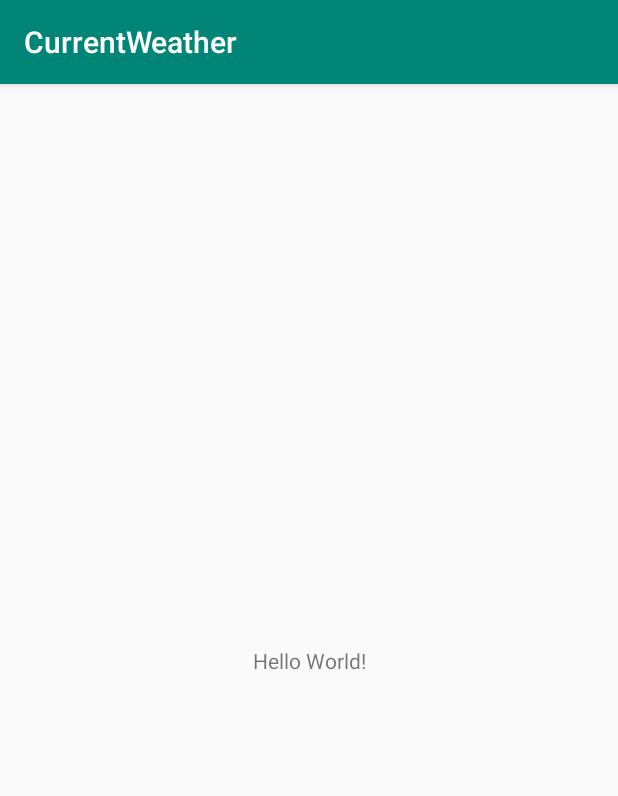
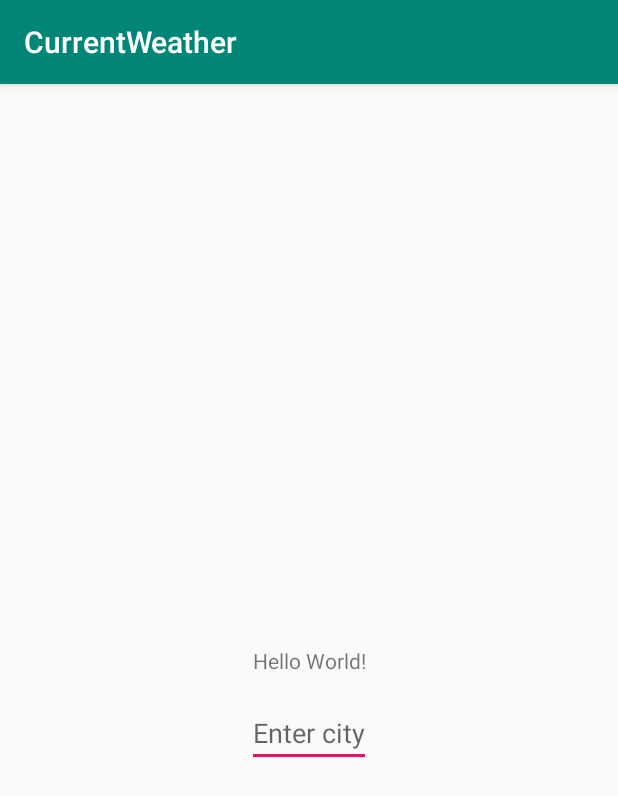
Before and after one commit to Arya-Domina/CurrentWeather, an Android app: the screen it shows after launch (MainActivity), on a phone screen of 412 x 824 dp. Shown: the top 796 px of the screen. Run offline under Robolectric (Android 15) with nearby library versions, the phone set to English and light mode, and no system bars; 4 statements that could not run were skipped.

Commit message:
MainViewModel.

```diff
--- a/app/src/main/java/com/example/currentweather/KoinModule.kt
+++ b/app/src/main/java/com/example/currentweather/KoinModule.kt
@@ -6,6 +6,7 @@ import com.example.currentweather.repository.WeatherRepository
 import com.example.currentweather.rest.Client
 import com.example.currentweather.util.PreferenceHelper
 import org.koin.android.ext.koin.androidContext
+import org.koin.androidx.viewmodel.dsl.viewModel
 import org.koin.dsl.module
 
 val koinModule = module {
@@ -16,4 +17,6 @@ val koinModule = module {
     single { PreferenceHelper(androidContext()) }
     single { Client().getApi() }
 
+    viewModel { MainViewModel(get()) }
+
 }
--- a/app/src/main/java/com/example/currentweather/MainActivity.kt
+++ b/app/src/main/java/com/example/currentweather/MainActivity.kt
@@ -1,31 +1,51 @@
 package com.example.currentweather
 
 import android.os.Bundle
+import android.view.KeyEvent
 import androidx.appcompat.app.AppCompatActivity
-import com.example.currentweather.models.Params
-import com.example.currentweather.repository.WeatherRepository
+import androidx.lifecycle.Observer
 import com.example.currentweather.util.Logger
-import io.reactivex.disposables.Disposable
-import org.koin.android.ext.android.inject
+import kotlinx.android.synthetic.main.activity_main.*
+import org.koin.androidx.viewmodel.ext.android.viewModel
 
 class MainActivity : AppCompatActivity() {
 
-    private val weatherRepository: WeatherRepository by inject()
-    private var d: Disposable? = null
+    private val mainViewModel: MainViewModel by viewModel()
 
     override fun onCreate(savedInstanceState: Bundle?) {
         super.onCreate(savedInstanceState)
         setContentView(R.layout.activity_main)
-        d = weatherRepository.getCurrentWeather(Pair(Params.CityName, null))
-            .subscribe({
-                Logger.log("MainActivity", "it: $it")
-            }, {
-                Logger.log("MainActivity", "err", it)
-            })
+
+        subscribe()
+        setListeners()
     }
 
     override fun onDestroy() {
+        mainViewModel.onDestroy()
         super.onDestroy()
-        d?.dispose()
     }
+
+    private fun subscribe() {
+        mainViewModel.weatherData.observe(this, Observer {
+            Logger.log("MainActivity", "getting $it")
+            text_view.text = it.cityName ?: resources.getString(R.string.unknown_city)
+        })
+    }
+
+    private fun setListeners() {
+        text_view.setOnClickListener {
+            mainViewModel.changeCity(edit_text.text.toString().trim())
+        }
+
+        edit_text.setOnKeyListener { _, _, keyEvent ->
+            if (keyEvent.keyCode == KeyEvent.KEYCODE_ENTER
+                && keyEvent.action == KeyEvent.ACTION_DOWN
+            ) {
+                mainViewModel.changeCity(edit_text.text.toString().trim())
+                return@setOnKeyListener true
+            }
+            false
+        }
+    }
+
 }
--- a/app/src/main/java/com/example/currentweather/models/WeatherDeserializer.kt
+++ b/app/src/main/java/com/example/currentweather/models/WeatherDeserializer.kt
@@ -1,6 +1,5 @@
 package com.example.currentweather.models
 
-import com.example.currentweather.util.Logger
 import com.google.gson.JsonDeserializationContext
 import com.google.gson.JsonDeserializer
 import com.google.gson.JsonElement
@@ -13,10 +12,8 @@ class WeatherDeserializer : JsonDeserializer<WeatherResponse> {
         typeOfT: Type?,
         context: JsonDeserializationContext?
     ): WeatherResponse {
-        Logger.log("WeatherDeserializer", "start")
         var weatherResponse = WeatherResponse()
         json?.asJsonObject?.let {
-            Logger.log("WeatherDeserializer", "json: $json")
             weatherResponse = WeatherResponse(
                 Coordination(
                     it.getJsonObject("coord")?.getDouble("lon") ?: 0.0,
--- a/app/src/main/java/com/example/currentweather/repository/WeatherRepository.kt
+++ b/app/src/main/java/com/example/currentweather/repository/WeatherRepository.kt
@@ -33,6 +33,7 @@ class WeatherRepository : KoinComponent {
             .doOnSuccess {
                 preferenceHelper.saveWeather(it)
             }
+            .onErrorReturn { WeatherResponse() }
     }
 
     private fun WeatherResponse.getSavedParameter(params: Params): Any {
--- a/app/src/main/java/com/example/currentweather/rest/Client.kt
+++ b/app/src/main/java/com/example/currentweather/rest/Client.kt
@@ -12,13 +12,11 @@ import retrofit2.converter.gson.GsonConverterFactory
 
 class Client {
     private val apiService: ApiService by lazy {
-        Logger.log("Client", "init api")
         return@lazy createApiService()
     }
 
     private fun createApiService(): ApiService {
-        Logger.log("Client", "create api")
-        val r = Retrofit.Builder()
+        return Retrofit.Builder()
             .baseUrl(BASE_URL)
             .addCallAdapterFactory(RxJava2CallAdapterFactory.create())
             .addConverterFactory(
@@ -30,8 +28,6 @@ class Client {
             )
             .build()
             .create(ApiService::class.java)
-        Logger.log("Client", "created")
-        return r
     }
 
     fun getApi(): ApiService {
--- a/app/src/main/res/layout/activity_main.xml
+++ b/app/src/main/res/layout/activity_main.xml
@@ -7,6 +7,7 @@
     tools:context=".MainActivity">
 
     <TextView
+        android:id="@+id/text_view"
         android:layout_width="wrap_content"
         android:layout_height="wrap_content"
         android:text="Hello World!"
@@ -15,4 +16,16 @@
         app:layout_constraintRight_toRightOf="parent"
         app:layout_constraintTop_toTopOf="parent" />
 
+    <EditText
+        android:id="@+id/edit_text"
+        android:layout_width="wrap_content"
+        android:layout_height="wrap_content"
+        android:layout_marginTop="16dp"
+        android:hint="@string/enter_city"
+        android:importantForAutofill="no"
+        android:inputType="text"
+        app:layout_constraintEnd_toEndOf="parent"
+        app:layout_constraintStart_toStartOf="parent"
+        app:layout_constraintTop_toBottomOf="@+id/text_view" />
+
 </androidx.constraintlayout.widget.ConstraintLayout>
--- a/app/src/main/res/values/strings.xml
+++ b/app/src/main/res/values/strings.xml
@@ -1,3 +1,5 @@
 <resources>
     <string name="app_name">CurrentWeather</string>
+    <string name="enter_city">Enter city</string>
+    <string name="unknown_city">Unknown city</string>
 </resources>
```
Also changed, not shown: app/src/main/java/com/example/currentweather/MainViewModel.kt (added, +43 -0 lines), app/src/main/java/com/example/currentweather/models/WeatherResponse.kt (+13 -5 lines).
